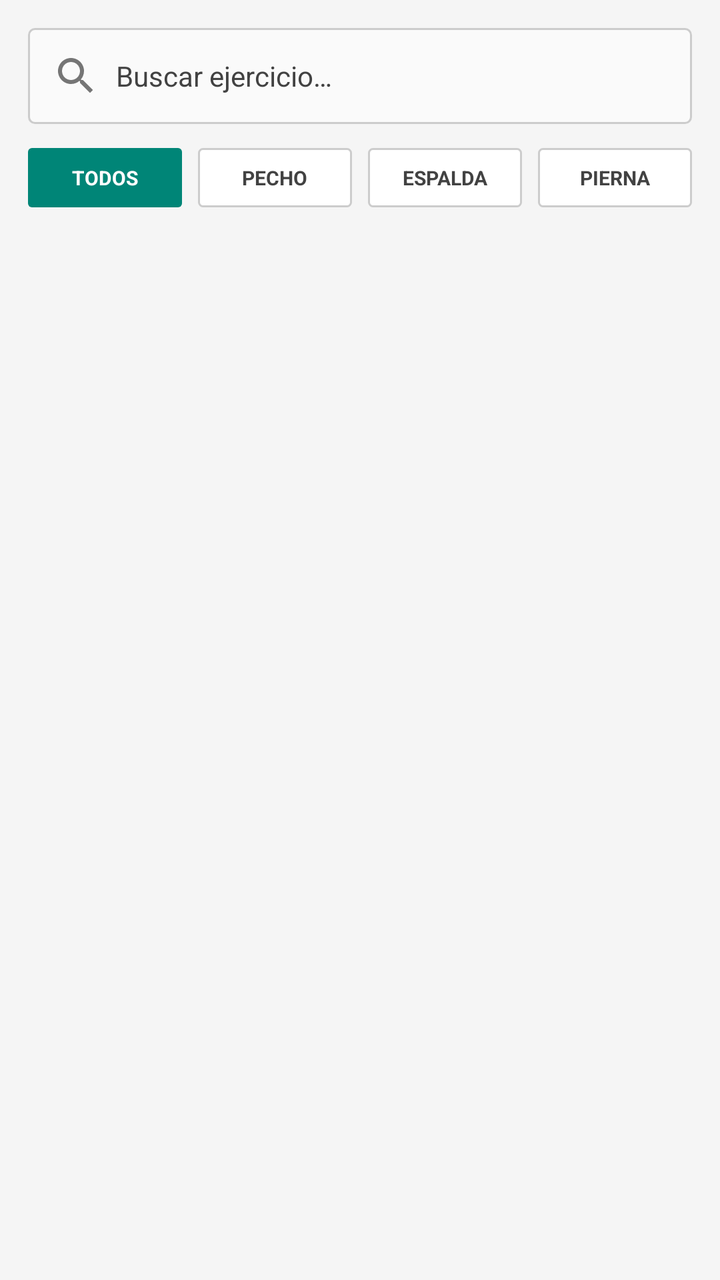
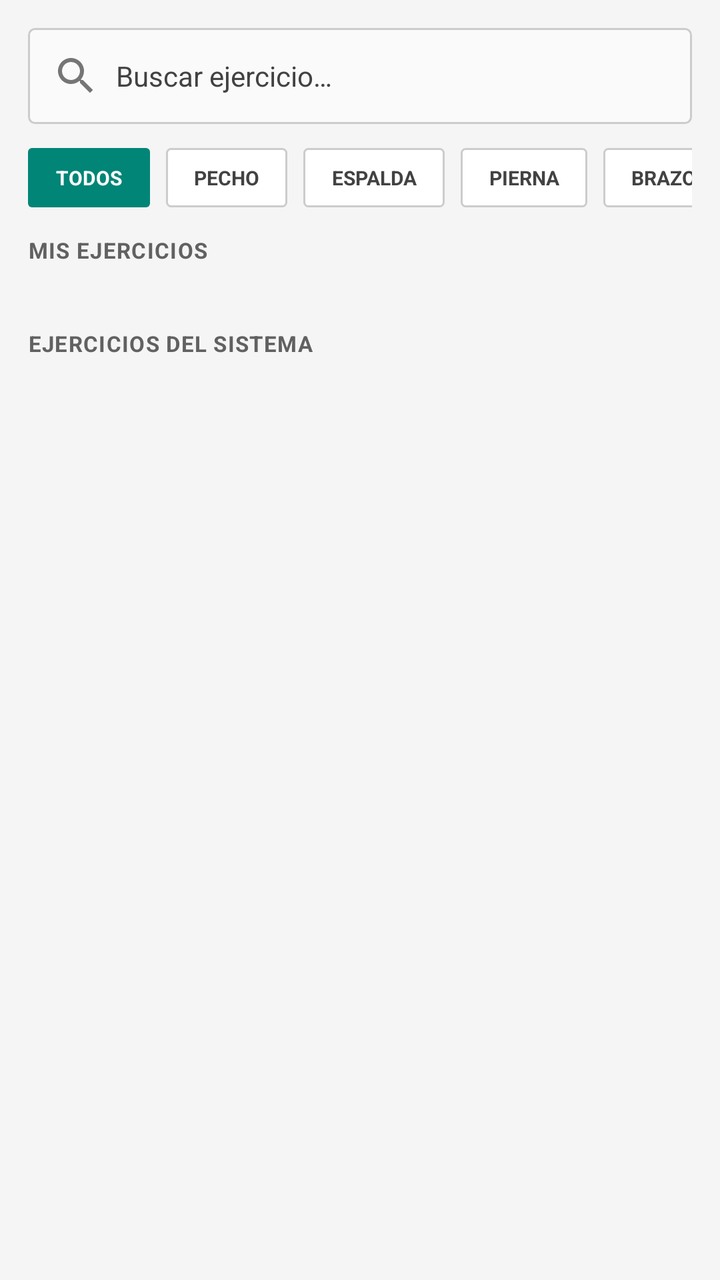

Two renders of the same Android screen: before a commit and after it. Below are the layout's source before the change and the commit's diff.
<!-- AndroidManifest.xml: application theme Theme.FitTrackAndroid -->
<!-- res/layout/fragment_ejercicios.xml -->
<?xml version="1.0" encoding="utf-8"?>
<FrameLayout xmlns:android="http://schemas.android.com/apk/res/android"
    xmlns:app="http://schemas.android.com/apk/res-auto"
    android:id="@+id/layoutEjercicios"
    android:layout_width="match_parent"
    android:layout_height="match_parent"
    android:background="@color/colorBackground">

    <LinearLayout
        android:id="@+id/layoutContenidoEjercicios"
        android:layout_width="match_parent"
        android:layout_height="match_parent"
        android:orientation="vertical"
        android:paddingHorizontal="@dimen/spacing_lg"
        android:paddingTop="@dimen/spacing_lg">

        
        <EditText
            android:id="@+id/etBuscarEjercicio"
            android:layout_width="match_parent"
            android:layout_height="@dimen/button_height_standard"
            android:autofillHints="name"
            android:background="@drawable/bg_input"
            android:contentDescription="@string/cdBuscarEjercicio"
            android:drawableStart="@drawable/ic_search"
            android:drawablePadding="@dimen/spacing_sm"
            android:hint="@string/etBuscarEjercicio_hint"
            android:inputType="text"
            android:maxLines="1"
            android:paddingHorizontal="@dimen/spacing_md"
            android:singleLine="true"
            android:textColor="@color/colorTextPrimary"
            android:textColorHint="@color/colorTextStrong"
            android:textSize="14sp"
            app:drawableTint="@color/colorTextTertiary" />

        
        <LinearLayout
            android:id="@+id/layoutChipsEjercicios"
            android:layout_width="match_parent"
            android:layout_height="wrap_content"
            android:layout_marginTop="@dimen/spacing_md"
            android:orientation="horizontal">

            <TextView
                android:id="@+id/tvChipTodos"
                android:layout_width="0dp"
                android:layout_height="wrap_content"
                android:layout_weight="1"
                android:background="@drawable/bg_filter_chip_selected"
                android:clickable="true"
                android:focusable="true"
                android:gravity="center"
                android:paddingVertical="8dp"
                android:text="@string/tvChipTodos"
                android:textColor="@color/colorOnPrimary"
                android:textSize="10sp"
                android:textStyle="bold" />

            <TextView
                android:id="@+id/tvChipPecho"
                android:layout_width="0dp"
                android:layout_height="wrap_content"
                android:layout_marginStart="@dimen/spacing_sm"
                android:layout_weight="1"
                android:background="@drawable/bg_filter_chip"
                android:clickable="true"
                android:focusable="true"
                android:gravity="center"
                android:paddingVertical="8dp"
                android:text="@string/tvChipPecho"
                android:textColor="@color/colorTextStrong"
                android:textSize="10sp"
                android:textStyle="bold" />

            <TextView
                android:id="@+id/tvChipEspalda"
                android:layout_width="0dp"
                android:layout_height="wrap_content"
                android:layout_marginStart="@dimen/spacing_sm"
                android:layout_weight="1"
                android:background="@drawable/bg_filter_chip"
                android:clickable="true"
                android:focusable="true"
                android:gravity="center"
                android:paddingVertical="8dp"
                android:text="@string/tvChipEspalda"
                android:textColor="@color/colorTextStrong"
                android:textSize="10sp"
                android:textStyle="bold" />

            <TextView
                android:id="@+id/tvChipPierna"
                android:layout_width="0dp"
                android:layout_height="wrap_content"
                android:layout_marginStart="@dimen/spacing_sm"
                android:layout_weight="1"
                android:background="@drawable/bg_filter_chip"
                android:clickable="true"
                android:focusable="true"
                android:gravity="center"
                android:paddingVertical="8dp"
                android:text="@string/tvChipPierna"
                android:textColor="@color/colorTextStrong"
                android:textSize="10sp"
                android:textStyle="bold" />
        </LinearLayout>

        
        <androidx.recyclerview.widget.RecyclerView
            android:id="@+id/rvEjercicios"
            android:layout_width="match_parent"
            android:layout_height="0dp"
            android:layout_marginTop="@dimen/spacing_md"
            android:layout_weight="1"
            android:clipToPadding="false"
            android:paddingBottom="@dimen/spacing_xxl"
            android:scrollbars="none" />
    </LinearLayout>
</FrameLayout>
<!-- resources referenced by this layout -->
<resources>
  <color name="colorBackground">#F5F5F5</color>
  <color name="colorOnPrimary">#FFFFFFFF</color>
  <color name="colorTextPrimary">#FF212121</color>
  <color name="colorTextStrong">#FF424242</color>
  <color name="colorTextTertiary">#FF757575</color>
  <dimen name="button_height_standard">48dp</dimen>
  <dimen name="spacing_lg">14dp</dimen>
  <dimen name="spacing_md">12dp</dimen>
  <dimen name="spacing_sm">8dp</dimen>
  <dimen name="spacing_xxl">24dp</dimen>
  <!-- drawable bg_input (drawable) -->
  <?xml version="1.0" encoding="utf-8"?>
  <selector xmlns:android="http://schemas.android.com/apk/res/android">
      <item android:state_focused="true" android:drawable="@drawable/bg_input_focused" />
      <item android:drawable="@drawable/bg_input_default" />
  </selector>
  <string name="cdBuscarEjercicio">Buscar un ejercicio por nombre</string>
  <string name="etBuscarEjercicio_hint">Buscar ejercicio…</string>
  <string name="tvChipEspalda">ESPALDA</string>
  <string name="tvChipPecho">PECHO</string>
  <string name="tvChipPierna">PIERNA</string>
  <string name="tvChipTodos">TODOS</string>
  <style name="Theme.FitTrackAndroid" parent="Base.Theme.FitTrackAndroid" />
  <color name="colorSurfaceHeader">#FFEEEEEE</color>
  <dimen name="border_width">1dp</dimen>
  <color name="colorBorder">#FFCCCCCC</color>
  <dimen name="corner_radius_small">2dp</dimen>
  <color name="colorSurface">#FFFFFFFF</color>
  <color name="colorPrimaryDark">#00574B</color>
  <color name="colorPrimary">#008577</color>
  <!-- drawable bg_input_focused (drawable) -->
  <?xml version="1.0" encoding="utf-8"?>
  <shape xmlns:android="http://schemas.android.com/apk/res/android"
      android:shape="rectangle">
      <solid android:color="@color/colorSurface" />
      <stroke
          android:width="2dp"
          android:color="@color/colorPrimary" />
      <corners android:radius="@dimen/corner_radius_default" />
  </shape>
  <dimen name="corner_radius_default">3dp</dimen>
  <color name="colorSurfaceSecondary">#FFFAFAFA</color>
  <color name="black">#FF000000</color>
  <color name="colorActionConfirm">#03DAC5</color>
  <!-- unchanged entries left out for length: 5 -->
</resources>

<!-- the commit's change to res/layout/fragment_ejercicios.xml (unified diff, before → after) -->
@@ -6,115 +6,237 @@
     android:layout_height="match_parent"
     android:background="@color/colorBackground">
 
+    
+    <ProgressBar
+        android:id="@+id/pbCargaEjercicios"
+        android:layout_width="wrap_content"
+        android:layout_height="wrap_content"
+        android:layout_gravity="center"
+        android:indeterminateTint="@color/colorPrimary"
+        android:visibility="gone" />
+
+    
     <LinearLayout
-        android:id="@+id/layoutContenidoEjercicios"
+        android:id="@+id/layoutErrorCargaEjercicios"
+        android:layout_width="match_parent"
+        android:layout_height="wrap_content"
+        android:layout_gravity="center"
+        android:gravity="center"
+        android:orientation="vertical"
+        android:paddingHorizontal="@dimen/spacing_xl"
+        android:visibility="gone">
+
+        <TextView
+            android:id="@+id/tvErrorCargaEjercicios"
+            android:layout_width="match_parent"
+            android:layout_height="wrap_content"
+            android:gravity="center"
+            android:text="@string/tvErrorCargaEjercicios"
+            android:textColor="@color/colorTextSecondary"
+            android:textSize="14sp" />
+
+        <Button
+            android:id="@+id/btnReintentarCargaEjercicios"
+            style="@style/FitTrack.Button.Secondary"
+            android:layout_width="wrap_content"
+            android:layout_height="@dimen/button_height_standard"
+            android:layout_marginTop="@dimen/spacing_md"
+            android:text="@string/btnReintentarCargaEjercicios" />
+    </LinearLayout>
+
+    
+    <androidx.core.widget.NestedScrollView
+        android:id="@+id/svEjercicios"
         android:layout_width="match_parent"
         android:layout_height="match_parent"
-        android:orientation="vertical"
-        android:paddingHorizontal="@dimen/spacing_lg"
-        android:paddingTop="@dimen/spacing_lg">
-
-        
-        <EditText
-            android:id="@+id/etBuscarEjercicio"
-            android:layout_width="match_parent"
-            android:layout_height="@dimen/button_height_standard"
-            android:autofillHints="name"
-            android:background="@drawable/bg_input"
-            android:contentDescription="@string/cdBuscarEjercicio"
-            android:drawableStart="@drawable/ic_search"
-            android:drawablePadding="@dimen/spacing_sm"
-            android:hint="@string/etBuscarEjercicio_hint"
-            android:inputType="text"
-            android:maxLines="1"
-            android:paddingHorizontal="@dimen/spacing_md"
-            android:singleLine="true"
-            android:textColor="@color/colorTextPrimary"
-            android:textColorHint="@color/colorTextStrong"
-            android:textSize="14sp"
-            app:drawableTint="@color/colorTextTertiary" />
-
-        
+        android:fillViewport="true"
+        android:scrollbars="none">
+
         <LinearLayout
-            android:id="@+id/layoutChipsEjercicios"
+            android:id="@+id/layoutContenidoEjercicios"
             android:layout_width="match_parent"
             android:layout_height="wrap_content"
-            android:layout_marginTop="@dimen/spacing_md"
-            android:orientation="horizontal">
-
-            <TextView
-                android:id="@+id/tvChipTodos"
-                android:layout_width="0dp"
-                android:layout_height="wrap_content"
-                android:layout_weight="1"
-                android:background="@drawable/bg_filter_chip_selected"
-                android:clickable="true"
-                android:focusable="true"
-                android:gravity="center"
-                android:paddingVertical="8dp"
-                android:text="@string/tvChipTodos"
-                android:textColor="@color/colorOnPrimary"
-                android:textSize="10sp"
-                android:textStyle="bold" />
-
-            <TextView
-                android:id="@+id/tvChipPecho"
-                android:layout_width="0dp"
-                android:layout_height="wrap_content"
-                android:layout_marginStart="@dimen/spacing_sm"
-                android:layout_weight="1"
-                android:background="@drawable/bg_filter_chip"
-                android:clickable="true"
-                android:focusable="true"
-                android:gravity="center"
-                android:paddingVertical="8dp"
-                android:text="@string/tvChipPecho"
-                android:textColor="@color/colorTextStrong"
-                android:textSize="10sp"
-                android:textStyle="bold" />
-
-            <TextView
-                android:id="@+id/tvChipEspalda"
-                android:layout_width="0dp"
-                android:layout_height="wrap_content"
-                android:layout_marginStart="@dimen/spacing_sm"
-                android:layout_weight="1"
-                android:background="@drawable/bg_filter_chip"
-                android:clickable="true"
-                android:focusable="true"
-                android:gravity="center"
-                android:paddingVertical="8dp"
-                android:text="@string/tvChipEspalda"
-                android:textColor="@color/colorTextStrong"
-                android:textSize="10sp"
-                android:textStyle="bold" />
-
-            <TextView
-                android:id="@+id/tvChipPierna"
-                android:layout_width="0dp"
-                android:layout_height="wrap_content"
-                android:layout_marginStart="@dimen/spacing_sm"
-                android:layout_weight="1"
-                android:background="@drawable/bg_filter_chip"
-                android:clickable="true"
-                android:focusable="true"
-                android:gravity="center"
-                android:paddingVertical="8dp"
-                android:text="@string/tvChipPierna"
-                android:textColor="@color/colorTextStrong"
-                android:textSize="10sp"
-                android:textStyle="bold" />
+            android:orientation="vertical"
+            android:paddingHorizontal="@dimen/spacing_lg"
+            android:paddingTop="@dimen/spacing_lg">
+
+            
+            <EditText
+                android:id="@+id/etBuscarEjercicio"
+                android:layout_width="match_parent"
+                android:layout_height="@dimen/button_height_standard"
+                android:autofillHints="name"
+                android:background="@drawable/bg_input"
+                android:contentDescription="@string/cdBuscarEjercicio"
+                android:drawableStart="@drawable/ic_search"
+                android:drawablePadding="@dimen/spacing_sm"
+                android:hint="@string/etBuscarEjercicio_hint"
+                android:inputType="text"
+                android:maxLines="1"
+                android:paddingHorizontal="@dimen/spacing_md"
+                android:singleLine="true"
+                android:textColor="@color/colorTextPrimary"
+                android:textColorHint="@color/colorTextStrong"
+                android:textSize="14sp"
+                app:drawableTint="@color/colorTextTertiary" />
+
+            
+            <HorizontalScrollView
+                android:id="@+id/svChipsEjercicios"
+                android:layout_width="match_parent"
+                android:layout_height="wrap_content"
+                android:layout_marginTop="@dimen/spacing_md"
+                android:scrollbars="none">
+
+                <LinearLayout
+                    android:id="@+id/layoutChipsEjercicios"
+                    android:layout_width="wrap_content"
+                    android:layout_height="wrap_content"
+                    android:orientation="horizontal">
+
+                    <TextView
+                        android:id="@+id/tvChipTodos"
+                        android:layout_width="wrap_content"
+                        android:layout_height="wrap_content"
+                        android:background="@drawable/bg_filter_chip_selected"
+                        android:clickable="true"
+                        android:focusable="true"
+                        android:gravity="center"
+                        android:paddingHorizontal="@dimen/spacing_lg"
+                        android:paddingVertical="8dp"
+                        android:text="@string/tvChipTodos"
+                        android:textAllCaps="true"
+                        android:textColor="@color/colorOnPrimary"
+                        android:textSize="10sp"
+                        android:textStyle="bold" />
+
+                    <TextView
+                        android:id="@+id/tvChipPecho"
+                        android:layout_width="wrap_content"
+                        android:layout_height="wrap_content"
+                        android:layout_marginStart="@dimen/spacing_sm"
+                        android:background="@drawable/bg_filter_chip"
+                        android:clickable="true"
+                        android:focusable="true"
+                        android:gravity="center"
+                        android:paddingHorizontal="@dimen/spacing_lg"
+                        android:paddingVertical="8dp"
+                        android:text="@string/tvChipPecho"
+                        android:textAllCaps="true"
+                        android:textColor="@color/colorTextStrong"
+                        android:textSize="10sp"
+                        android:textStyle="bold" />
+
+                    <TextView
+                        android:id="@+id/tvChipEspalda"
+                        android:layout_width="wrap_content"
+                        android:layout_height="wrap_content"
+                        android:layout_marginStart="@dimen/spacing_sm"
+                        android:background="@drawable/bg_filter_chip"
+                        android:clickable="true"
+                        android:focusable="true"
+                        android:gravity="center"
+                        android:paddingHorizontal="@dimen/spacing_lg"
+                        android:paddingVertical="8dp"
+                        android:text="@string/tvChipEspalda"
+                        android:textAllCaps="true"
+                        android:textColor="@color/colorTextStrong"
+                        android:textSize="10sp"
+                        android:textStyle="bold" />
+
+                    <TextView
+                        android:id="@+id/tvChipPierna"
+                        android:layout_width="wrap_content"
+                        android:layout_height="wrap_content"
+                        android:layout_marginStart="@dimen/spacing_sm"
+                        android:background="@drawable/bg_filter_chip"
+                        android:clickable="true"
+                        android:focusable="true"
+                        android:gravity="center"
+                        android:paddingHorizontal="@dimen/spacing_lg"
+                        android:paddingVertical="8dp"
+                        android:text="@string/tvChipPierna"
+                        android:textAllCaps="true"
+                        android:textColor="@color/colorTextStrong"
+                        android:textSize="10sp"
+                        android:textStyle="bold" />
+
+                    <TextView
+                        android:id="@+id/tvChipBrazo"
+                        android:layout_width="wrap_content"
+                        android:layout_height="wrap_content"
+                        android:layout_marginStart="@dimen/spacing_sm"
+                        android:background="@drawable/bg_filter_chip"
+                        android:clickable="true"
+                        android:focusable="true"
+                        android:gravity="center"
+                        android:paddingHorizontal="@dimen/spacing_lg"
+                        android:paddingVertical="8dp"
+                        android:text="@string/tvChipBrazo"
+                        android:textAllCaps="true"
+                        android:textColor="@color/colorTextStrong"
+                        android:textSize="10sp"
+                        android:textStyle="bold" />
+                </LinearLayout>
+            </HorizontalScrollView>
+
+            
+            <TextView
+                android:id="@+id/tvTituloMisEjercicios"
+                style="@style/FitTrack.Text.Label"
+                android:layout_width="wrap_content"
+                android:layout_height="wrap_content"
+                android:layout_marginTop="@dimen/spacing_lg"
+                android:text="@string/tvTituloMisEjercicios" />
+
+            <TextView
+                android:id="@+id/tvSinMisEjercicios"
+                android:layout_width="match_parent"
+                android:layout_height="wrap_content"
+                android:layout_marginTop="@dimen/spacing_md"
+                android:text="@string/tvSinMisEjercicios"
+                android:textColor="@color/colorTextSecondary"
+                android:textSize="13sp"
+                android:visibility="gone" />
+
+            <androidx.recyclerview.widget.RecyclerView
+                android:id="@+id/rvMisEjercicios"
+                android:layout_width="match_parent"
+                android:layout_height="wrap_content"
+                android:layout_marginTop="@dimen/spacing_sm"
+                android:nestedScrollingEnabled="false"
+                android:overScrollMode="never" />
+
+            
+            <TextView
+                android:id="@+id/tvTituloEjerciciosSistema"
+                style="@style/FitTrack.Text.Label"
+                android:layout_width="wrap_content"
+                android:layout_height="wrap_content"
+                android:layout_marginTop="@dimen/spacing_xxl"
+                android:text="@string/tvTituloEjerciciosSistema" />
+
+            <TextView
+                android:id="@+id/tvSinEjerciciosSistema"
+                android:layout_width="match_parent"
+                android:layout_height="wrap_content"
+                android:layout_marginTop="@dimen/spacing_md"
+                android:text="@string/tvSinEjerciciosSistema"
+                android:textColor="@color/colorTextSecondary"
+                android:textSize="13sp"
+                android:visibility="gone" />
+
+            <androidx.recyclerview.widget.RecyclerView
+                android:id="@+id/rvEjerciciosSistema"
+                android:layout_width="match_parent"
+                android:layout_height="wrap_content"
+                android:layout_marginTop="@dimen/spacing_sm"
+                android:nestedScrollingEnabled="false"
+                android:overScrollMode="never" />
+
+            <Space
+                android:layout_width="match_parent"
+                android:layout_height="@dimen/spacing_xxl" />
         </LinearLayout>
-
-        
-        <androidx.recyclerview.widget.RecyclerView
-            android:id="@+id/rvEjercicios"
-            android:layout_width="match_parent"
-            android:layout_height="0dp"
-            android:layout_marginTop="@dimen/spacing_md"
-            android:layout_weight="1"
-            android:clipToPadding="false"
-            android:paddingBottom="@dimen/spacing_xxl"
-            android:scrollbars="none" />
-    </LinearLayout>
+    </androidx.core.widget.NestedScrollView>
 </FrameLayout>
<!-- resource entries referenced after the edit -->
@@ -3,12 +3,14 @@
   <color name="colorBackground">#F5F5F5</color>
   <color name="colorOnPrimary">#FFFFFFFF</color>
   <color name="colorTextPrimary">#FF212121</color>
+  <color name="colorTextSecondary">#FF616161</color>
   <color name="colorTextStrong">#FF424242</color>
   <color name="colorTextTertiary">#FF757575</color>
   <dimen name="button_height_standard">48dp</dimen>
   <dimen name="spacing_lg">14dp</dimen>
   <dimen name="spacing_md">12dp</dimen>
   <dimen name="spacing_sm">8dp</dimen>
+  <dimen name="spacing_xl">16dp</dimen>
   <dimen name="spacing_xxl">24dp</dimen>
   <!-- drawable bg_input (drawable) -->
   <?xml version="1.0" encoding="utf-8"?>
@@ -16,12 +18,34 @@
       <item android:state_focused="true" android:drawable="@drawable/bg_input_focused" />
       <item android:drawable="@drawable/bg_input_default" />
   </selector>
+  <string name="btnReintentarCargaEjercicios">REINTENTAR</string>
   <string name="cdBuscarEjercicio">Buscar un ejercicio por nombre</string>
   <string name="etBuscarEjercicio_hint">Buscar ejercicio…</string>
-  <string name="tvChipEspalda">ESPALDA</string>
-  <string name="tvChipPecho">PECHO</string>
-  <string name="tvChipPierna">PIERNA</string>
-  <string name="tvChipTodos">TODOS</string>
+  <string name="tvChipBrazo">Brazo</string>
+  <string name="tvChipEspalda">Espalda</string>
+  <string name="tvChipPecho">Pecho</string>
+  <string name="tvChipPierna">Pierna</string>
+  <string name="tvChipTodos">Todos</string>
+  <string name="tvErrorCargaEjercicios">No pudimos cargar los ejercicios disponibles</string>
+  <string name="tvSinEjerciciosSistema">No hay ejercicios del sistema disponibles</string>
+  <string name="tvSinMisEjercicios">Todavía no has creado ejercicios</string>
+  <string name="tvTituloEjerciciosSistema">EJERCICIOS DEL SISTEMA</string>
+  <string name="tvTituloMisEjercicios">MIS EJERCICIOS</string>
+  <style name="FitTrack.Button.Secondary">
+          <item name="android:minHeight">@dimen/button_height_standard</item>
+          <item name="android:backgroundTint">@color/colorDivider</item>
+          <item name="android:textColor">@color/colorTextPrimary</item>
+          <item name="android:textSize">@dimen/text_size_body</item>
+          <item name="android:textAllCaps">true</item>
+          <item name="android:letterSpacing">0.05</item>
+      </style>
+  <style name="FitTrack.Text.Label">
+          <item name="android:textColor">@color/colorTextSecondary</item>
+          <item name="android:textSize">@dimen/text_size_label</item>
+          <item name="android:textStyle">bold</item>
+          <item name="android:textAllCaps">true</item>
+          <item name="android:letterSpacing">0.04</item>
+      </style>
   <style name="Theme.FitTrackAndroid" parent="Base.Theme.FitTrackAndroid" />
   <color name="colorSurfaceHeader">#FFEEEEEE</color>
   <dimen name="border_width">1dp</dimen>
@@ -40,6 +64,9 @@
           android:color="@color/colorPrimary" />
       <corners android:radius="@dimen/corner_radius_default" />
   </shape>
+  <color name="colorDivider">#FFE0E0E0</color>
+  <dimen name="text_size_body">14sp</dimen>
+  <dimen name="text_size_label">11sp</dimen>
   <dimen name="corner_radius_default">3dp</dimen>
   <color name="colorSurfaceSecondary">#FFFAFAFA</color>
   <color name="black">#FF000000</color>
